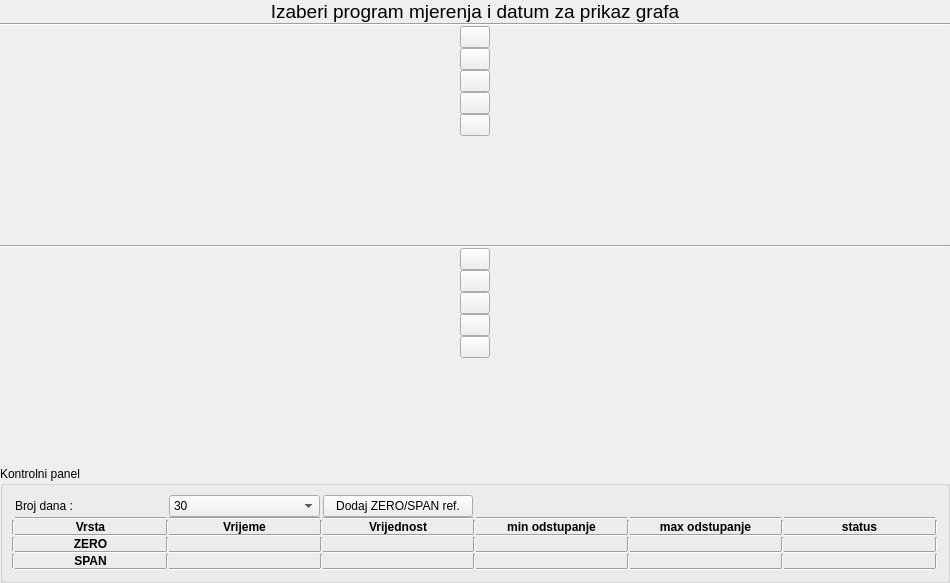
Qt form app/view/ui_files/zero_span_panel.ui (kluksa/kontrola-podataka) before a commit.
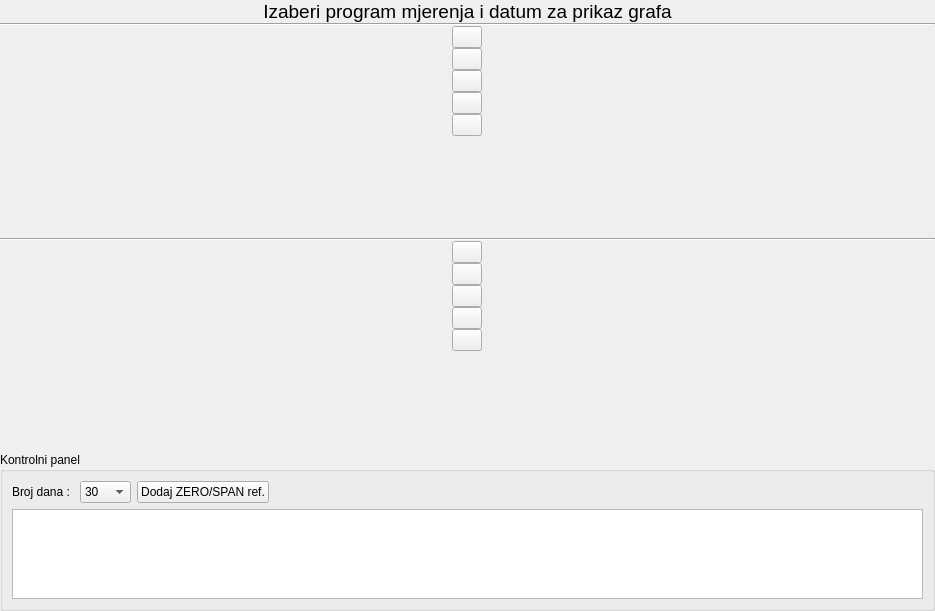
The same form after that commit.

Patch:
```diff
--- a/app/view/ui_files/zero_span_panel.ui
+++ b/app/view/ui_files/zero_span_panel.ui
@@ -6,8 +6,8 @@
    <rect>
     <x>0</x>
     <y>0</y>
-    <width>950</width>
-    <height>583</height>
+    <width>935</width>
+    <height>611</height>
    </rect>
   </property>
   <property name="windowTitle">
@@ -326,561 +326,21 @@
      </property>
      <layout class="QVBoxLayout" name="verticalLayout_2">
       <item>
-       <layout class="QGridLayout" name="gridLayout">
-        <property name="spacing">
+       <layout class="QHBoxLayout" name="horizontalLayout_3">
+        <property name="topMargin">
          <number>0</number>
         </property>
-        <item row="7" column="9">
-         <widget class="Line" name="line_11">
-          <property name="orientation">
-           <enum>Qt::Horizontal</enum>
-          </property>
-         </widget>
-        </item>
-        <item row="6" column="11">
-         <widget class="QLabel" name="spanStatus">
-          <property name="text">
-           <string/>
-          </property>
-          <property name="alignment">
-           <set>Qt::AlignCenter</set>
-          </property>
-         </widget>
-        </item>
-        <item row="2" column="7">
-         <widget class="QLabel" name="label_5">
-          <property name="font">
-           <font>
-            <weight>75</weight>
-            <bold>true</bold>
-           </font>
-          </property>
-          <property name="text">
-           <string>min odstupanje</string>
-          </property>
-          <property name="alignment">
-           <set>Qt::AlignCenter</set>
-          </property>
-         </widget>
-        </item>
-        <item row="6" column="5">
-         <widget class="QLabel" name="spanValue">
-          <property name="text">
-           <string/>
-          </property>
-          <property name="alignment">
-           <set>Qt::AlignCenter</set>
-          </property>
-         </widget>
-        </item>
-        <item row="7" column="1">
-         <widget class="Line" name="line_9">
-          <property name="orientation">
-           <enum>Qt::Horizontal</enum>
-          </property>
-         </widget>
-        </item>
-        <item row="5" column="7">
-         <widget class="Line" name="line_6">
-          <property name="orientation">
-           <enum>Qt::Horizontal</enum>
-          </property>
-         </widget>
-        </item>
-        <item row="4" column="1">
-         <widget class="QLabel" name="label">
-          <property name="font">
-           <font>
-            <weight>75</weight>
-            <bold>true</bold>
-           </font>
-          </property>
-          <property name="text">
-           <string>ZERO</string>
-          </property>
-          <property name="alignment">
-           <set>Qt::AlignCenter</set>
-          </property>
-         </widget>
-        </item>
-        <item row="2" column="9">
-         <widget class="QLabel" name="label_6">
-          <property name="font">
-           <font>
-            <weight>75</weight>
-            <bold>true</bold>
-           </font>
-          </property>
-          <property name="text">
-           <string>max odstupanje</string>
-          </property>
-          <property name="alignment">
-           <set>Qt::AlignCenter</set>
-          </property>
-         </widget>
-        </item>
-        <item row="2" column="6">
-         <widget class="Line" name="line_13">
-          <property name="orientation">
-           <enum>Qt::Vertical</enum>
-          </property>
-         </widget>
-        </item>
-        <item row="6" column="7">
-         <widget class="QLabel" name="spanMinD">
-          <property name="text">
-           <string/>
-          </property>
-          <property name="alignment">
-           <set>Qt::AlignCenter</set>
-          </property>
-         </widget>
-        </item>
-        <item row="5" column="1">
-         <widget class="Line" name="line_5">
-          <property name="orientation">
-           <enum>Qt::Horizontal</enum>
-          </property>
-         </widget>
-        </item>
-        <item row="7" column="11">
-         <widget class="Line" name="line_12">
-          <property name="orientation">
-           <enum>Qt::Horizontal</enum>
-          </property>
-         </widget>
-        </item>
-        <item row="6" column="1">
-         <widget class="QLabel" name="label_2">
-          <property name="font">
-           <font>
-            <weight>75</weight>
-            <bold>true</bold>
-           </font>
-          </property>
-          <property name="text">
-           <string>SPAN</string>
-          </property>
-          <property name="alignment">
-           <set>Qt::AlignCenter</set>
-          </property>
-         </widget>
-        </item>
-        <item row="2" column="1">
-         <widget class="QLabel" name="label_12">
-          <property name="font">
-           <font>
-            <weight>75</weight>
-            <bold>true</bold>
-           </font>
-          </property>
-          <property name="text">
-           <string>Vrsta</string>
-          </property>
-          <property name="alignment">
-           <set>Qt::AlignCenter</set>
-          </property>
-         </widget>
-        </item>
-        <item row="7" column="7">
-         <widget class="Line" name="line_10">
-          <property name="orientation">
-           <enum>Qt::Horizontal</enum>
-          </property>
-         </widget>
-        </item>
-        <item row="4" column="10">
-         <widget class="Line" name="line_20">
-          <property name="orientation">
-           <enum>Qt::Vertical</enum>
-          </property>
-         </widget>
-        </item>
-        <item row="4" column="8">
-         <widget class="Line" name="line_17">
-          <property name="orientation">
-           <enum>Qt::Vertical</enum>
-          </property>
-         </widget>
-        </item>
-        <item row="3" column="1">
-         <widget class="Line" name="line">
-          <property name="orientation">
-           <enum>Qt::Horizontal</enum>
-          </property>
-         </widget>
-        </item>
-        <item row="2" column="8">
-         <widget class="Line" name="line_16">
-          <property name="orientation">
-           <enum>Qt::Vertical</enum>
-          </property>
-         </widget>
-        </item>
-        <item row="2" column="11">
-         <widget class="QLabel" name="label_7">
-          <property name="font">
-           <font>
-            <weight>75</weight>
-            <bold>true</bold>
-           </font>
-          </property>
-          <property name="text">
-           <string>status</string>
-          </property>
-          <property name="alignment">
-           <set>Qt::AlignCenter</set>
-          </property>
-         </widget>
-        </item>
-        <item row="4" column="7">
-         <widget class="QLabel" name="zeroMinD">
-          <property name="text">
-           <string/>
-          </property>
-          <property name="alignment">
-           <set>Qt::AlignCenter</set>
-          </property>
-         </widget>
-        </item>
-        <item row="2" column="5">
-         <widget class="QLabel" name="label_14">
-          <property name="font">
-           <font>
-            <weight>75</weight>
-            <bold>true</bold>
-           </font>
-          </property>
-          <property name="text">
-           <string>Vrijednost</string>
-          </property>
-          <property name="alignment">
-           <set>Qt::AlignCenter</set>
-          </property>
-         </widget>
-        </item>
-        <item row="6" column="8">
-         <widget class="Line" name="line_18">
-          <property name="orientation">
-           <enum>Qt::Vertical</enum>
-          </property>
-         </widget>
-        </item>
-        <item row="4" column="6">
-         <widget class="Line" name="line_14">
-          <property name="orientation">
-           <enum>Qt::Vertical</enum>
-          </property>
-         </widget>
-        </item>
-        <item row="6" column="10">
-         <widget class="Line" name="line_21">
-          <property name="orientation">
-           <enum>Qt::Vertical</enum>
-          </property>
-         </widget>
-        </item>
-        <item row="6" column="9">
-         <widget class="QLabel" name="spanMaxD">
-          <property name="text">
-           <string/>
-          </property>
-          <property name="alignment">
-           <set>Qt::AlignCenter</set>
-          </property>
-         </widget>
-        </item>
-        <item row="2" column="10">
-         <widget class="Line" name="line_19">
-          <property name="orientation">
-           <enum>Qt::Vertical</enum>
-          </property>
-         </widget>
-        </item>
-        <item row="5" column="11">
-         <widget class="Line" name="line_8">
-          <property name="orientation">
-           <enum>Qt::Horizontal</enum>
-          </property>
-         </widget>
-        </item>
-        <item row="3" column="5">
-         <widget class="Line" name="line_25">
-          <property name="orientation">
-           <enum>Qt::Horizontal</enum>
-          </property>
-         </widget>
-        </item>
-        <item row="7" column="5">
-         <widget class="Line" name="line_27">
-          <property name="orientation">
-           <enum>Qt::Horizontal</enum>
-          </property>
-         </widget>
-        </item>
-        <item row="5" column="5">
-         <widget class="Line" name="line_26">
-          <property name="orientation">
-           <enum>Qt::Horizontal</enum>
-          </property>
-         </widget>
-        </item>
-        <item row="3" column="9">
-         <widget class="Line" name="line_3">
-          <property name="orientation">
-           <enum>Qt::Horizontal</enum>
-          </property>
-         </widget>
-        </item>
-        <item row="2" column="4">
-         <widget class="Line" name="line_22">
-          <property name="orientation">
-           <enum>Qt::Vertical</enum>
-          </property>
-         </widget>
-        </item>
-        <item row="4" column="4">
-         <widget class="Line" name="line_23">
-          <property name="orientation">
-           <enum>Qt::Vertical</enum>
-          </property>
-         </widget>
-        </item>
-        <item row="4" column="9">
-         <widget class="QLabel" name="zeroMaxD">
-          <property name="text">
-           <string/>
-          </property>
-          <property name="alignment">
-           <set>Qt::AlignCenter</set>
-          </property>
-         </widget>
-        </item>
-        <item row="5" column="9">
-         <widget class="Line" name="line_7">
-          <property name="orientation">
-           <enum>Qt::Horizontal</enum>
-          </property>
-         </widget>
-        </item>
-        <item row="4" column="11">
-         <widget class="QLabel" name="zeroStatus">
-          <property name="text">
-           <string/>
-          </property>
-          <property name="alignment">
-           <set>Qt::AlignCenter</set>
-          </property>
-         </widget>
-        </item>
-        <item row="6" column="2">
-         <widget class="Line" name="line_30">
-          <property name="orientation">
-           <enum>Qt::Vertical</enum>
-          </property>
-         </widget>
-        </item>
-        <item row="6" column="4">
-         <widget class="Line" name="line_24">
-          <property name="orientation">
-           <enum>Qt::Vertical</enum>
-          </property>
-         </widget>
-        </item>
-        <item row="3" column="7">
-         <widget class="Line" name="line_2">
-          <property name="orientation">
-           <enum>Qt::Horizontal</enum>
-          </property>
-         </widget>
-        </item>
-        <item row="2" column="3">
-         <widget class="QLabel" name="label_3">
-          <property name="font">
-           <font>
-            <weight>75</weight>
-            <bold>true</bold>
-           </font>
-          </property>
-          <property name="text">
-           <string>Vrijeme</string>
-          </property>
-          <property name="alignment">
-           <set>Qt::AlignCenter</set>
-          </property>
-         </widget>
-        </item>
-        <item row="6" column="6">
-         <widget class="Line" name="line_15">
-          <property name="orientation">
-           <enum>Qt::Vertical</enum>
-          </property>
-         </widget>
-        </item>
-        <item row="4" column="5">
-         <widget class="QLabel" name="zeroValue">
-          <property name="text">
-           <string/>
-          </property>
-          <property name="alignment">
-           <set>Qt::AlignCenter</set>
-          </property>
-         </widget>
-        </item>
-        <item row="3" column="11">
-         <widget class="Line" name="line_4">
-          <property name="orientation">
-           <enum>Qt::Horizontal</enum>
-          </property>
-         </widget>
-        </item>
-        <item row="4" column="3">
-         <widget class="QLabel" name="zeroVrijeme">
-          <property name="text">
-           <string/>
-          </property>
-          <property name="alignment">
-           <set>Qt::AlignCenter</set>
-          </property>
-         </widget>
-        </item>
-        <item row="6" column="3">
-         <widget class="QLabel" name="spanVrijeme">
-          <property name="text">
-           <string/>
-          </property>
-          <property name="alignment">
-           <set>Qt::AlignCenter</set>
-          </property>
-         </widget>
-        </item>
-        <item row="7" column="3">
-         <widget class="Line" name="line_33">
-          <property name="orientation">
-           <enum>Qt::Horizontal</enum>
-          </property>
-         </widget>
-        </item>
-        <item row="2" column="2">
-         <widget class="Line" name="line_28">
-          <property name="orientation">
-           <enum>Qt::Vertical</enum>
-          </property>
-         </widget>
-        </item>
-        <item row="3" column="3">
-         <widget class="Line" name="line_31">
-          <property name="orientation">
-           <enum>Qt::Horizontal</enum>
-          </property>
-         </widget>
-        </item>
-        <item row="2" column="0">
-         <widget class="Line" name="line_34">
-          <property name="orientation">
-           <enum>Qt::Vertical</enum>
-          </property>
-         </widget>
-        </item>
-        <item row="4" column="2">
-         <widget class="Line" name="line_29">
-          <property name="orientation">
-           <enum>Qt::Vertical</enum>
-          </property>
-         </widget>
-        </item>
-        <item row="5" column="3">
-         <widget class="Line" name="line_32">
-          <property name="orientation">
-           <enum>Qt::Horizontal</enum>
-          </property>
-         </widget>
-        </item>
-        <item row="6" column="0">
-         <widget class="Line" name="line_36">
-          <property name="orientation">
-           <enum>Qt::Vertical</enum>
-          </property>
-         </widget>
-        </item>
-        <item row="4" column="0">
-         <widget class="Line" name="line_35">
-          <property name="orientation">
-           <enum>Qt::Vertical</enum>
-          </property>
-         </widget>
-        </item>
-        <item row="4" column="12">
-         <widget class="Line" name="line_38">
-          <property name="orientation">
-           <enum>Qt::Vertical</enum>
-          </property>
-         </widget>
-        </item>
-        <item row="6" column="12">
-         <widget class="Line" name="line_39">
-          <property name="orientation">
-           <enum>Qt::Vertical</enum>
-          </property>
-         </widget>
-        </item>
-        <item row="1" column="1">
-         <widget class="Line" name="line_40">
-          <property name="orientation">
-           <enum>Qt::Horizontal</enum>
-          </property>
-         </widget>
-        </item>
-        <item row="2" column="12">
-         <widget class="Line" name="line_37">
-          <property name="orientation">
-           <enum>Qt::Vertical</enum>
-          </property>
-         </widget>
-        </item>
-        <item row="1" column="7">
-         <widget class="Line" name="line_43">
-          <property name="orientation">
-           <enum>Qt::Horizontal</enum>
-          </property>
-         </widget>
-        </item>
-        <item row="1" column="3">
-         <widget class="Line" name="line_41">
-          <property name="orientation">
-           <enum>Qt::Horizontal</enum>
-          </property>
-         </widget>
-        </item>
-        <item row="1" column="9">
-         <widget class="Line" name="line_44">
-          <property name="orientation">
-           <enum>Qt::Horizontal</enum>
-          </property>
-         </widget>
-        </item>
-        <item row="1" column="5">
-         <widget class="Line" name="line_42">
-          <property name="orientation">
-           <enum>Qt::Horizontal</enum>
-          </property>
-         </widget>
-        </item>
-        <item row="1" column="11">
-         <widget class="Line" name="line_45">
-          <property name="orientation">
-           <enum>Qt::Horizontal</enum>
-          </property>
-         </widget>
-        </item>
-        <item row="0" column="1">
+        <property name="bottomMargin">
+         <number>0</number>
+        </property>
+        <item>
          <widget class="QLabel" name="label_4">
           <property name="text">
            <string>Broj dana : </string>
           </property>
          </widget>
         </item>
-        <item row="0" column="3">
+        <item>
          <widget class="QComboBox" name="brojDana">
           <property name="sizePolicy">
            <sizepolicy hsizetype="Minimum" vsizetype="Minimum">
@@ -920,15 +380,44 @@
           </item>
          </widget>
         </item>
-        <item row="0" column="5">
+        <item>
          <widget class="QPushButton" name="dodajZSRef">
           <property name="text">
            <string>Dodaj ZERO/SPAN ref.</string>
           </property>
          </widget>
         </item>
+        <item>
+         <spacer name="horizontalSpacer">
+          <property name="orientation">
+           <enum>Qt::Horizontal</enum>
+          </property>
+          <property name="sizeHint" stdset="0">
+           <size>
+            <width>40</width>
+            <height>20</height>
+           </size>
+          </property>
+         </spacer>
+        </item>
        </layout>
       </item>
+      <item>
+       <widget class="QTableView" name="zeroSpanTableView">
+        <property name="sizePolicy">
+         <sizepolicy hsizetype="Expanding" vsizetype="Fixed">
+          <horstretch>0</horstretch>
+          <verstretch>0</verstretch>
+         </sizepolicy>
+        </property>
+        <property name="maximumSize">
+         <size>
+          <width>16777215</width>
+          <height>90</height>
+         </size>
+        </property>
+       </widget>
+      </item>
      </layout>
     </widget>
    </item>
```
